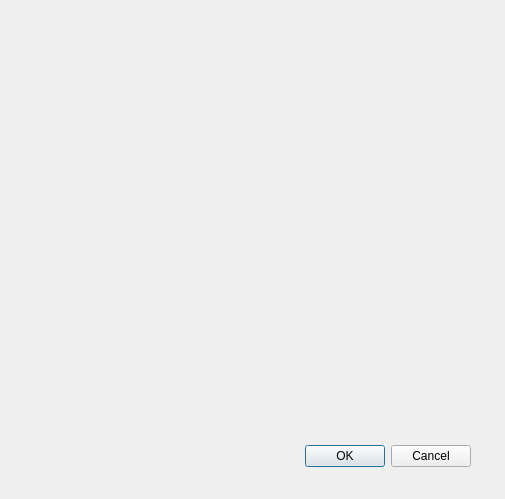
Old version of the form gui/gui-maps.ui in the repository drzamich/WeatherDataConverter.
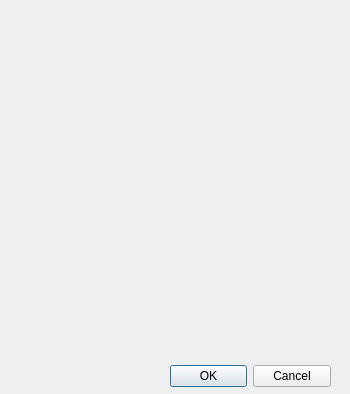
New version of the form.

Commit message: Working Google Maps Widget

```diff
--- a/gui/gui-maps.ui
+++ b/gui/gui-maps.ui
@@ -2,23 +2,41 @@
 <ui version="4.0">
  <class>GoogleMaps</class>
  <widget class="QDialog" name="GoogleMaps">
+  <property name="enabled">
+   <bool>true</bool>
+  </property>
   <property name="geometry">
    <rect>
     <x>0</x>
     <y>0</y>
-    <width>505</width>
-    <height>499</height>
+    <width>350</width>
+    <height>394</height>
    </rect>
   </property>
+  <property name="minimumSize">
+   <size>
+    <width>350</width>
+    <height>394</height>
+   </size>
+  </property>
+  <property name="maximumSize">
+   <size>
+    <width>350</width>
+    <height>394</height>
+   </size>
+  </property>
   <property name="windowTitle">
    <string>Dialog</string>
   </property>
   <widget class="QDialogButtonBox" name="buttonBox">
+   <property name="enabled">
+    <bool>true</bool>
+   </property>
    <property name="geometry">
     <rect>
-     <x>130</x>
-     <y>440</y>
-     <width>341</width>
+     <x>170</x>
+     <y>360</y>
+     <width>161</width>
      <height>32</height>
     </rect>
    </property>
```
The commit also changes 4 other files.
